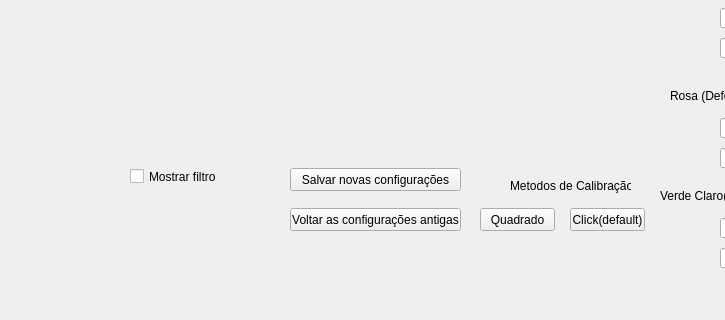
First picture: the form in ColorManagement.ui, repository erufes/erus-vsss-python, before the edit; both pictures show x 0 to 725 and y 342 to 662 of the 1035 by 662 pixel window.
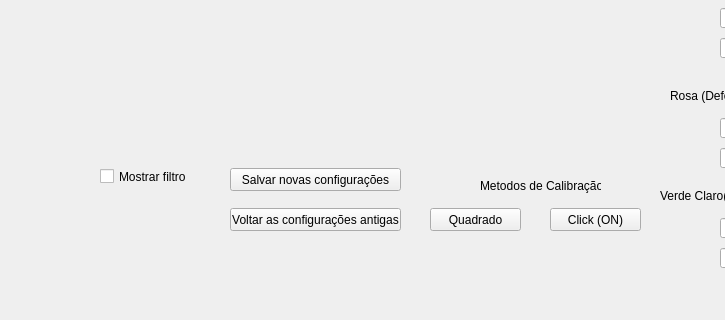
Second picture: the form after the edit.

Diff of the .ui file:
```diff
--- a/ColorManagement.ui
+++ b/ColorManagement.ui
@@ -623,7 +623,7 @@
   <widget class="QCheckBox" name="mostrarFiltroCheckBox">
    <property name="geometry">
     <rect>
-     <x>130</x>
+     <x>100</x>
      <y>510</y>
      <width>111</width>
      <height>17</height>
@@ -636,7 +636,7 @@
   <widget class="QPushButton" name="salvar">
    <property name="geometry">
     <rect>
-     <x>290</x>
+     <x>230</x>
      <y>510</y>
      <width>171</width>
      <height>23</height>
@@ -649,7 +649,7 @@
   <widget class="QPushButton" name="reset">
    <property name="geometry">
     <rect>
-     <x>290</x>
+     <x>230</x>
      <y>550</y>
      <width>171</width>
      <height>23</height>
@@ -662,9 +662,9 @@
   <widget class="QPushButton" name="Quadrado">
    <property name="geometry">
     <rect>
-     <x>480</x>
+     <x>430</x>
      <y>550</y>
-     <width>75</width>
+     <width>91</width>
      <height>23</height>
     </rect>
    </property>
@@ -675,20 +675,20 @@
   <widget class="QPushButton" name="Click">
    <property name="geometry">
     <rect>
-     <x>570</x>
+     <x>550</x>
      <y>550</y>
-     <width>75</width>
+     <width>91</width>
      <height>23</height>
     </rect>
    </property>
    <property name="text">
-    <string>Click(default)</string>
+    <string>Click (ON)</string>
    </property>
   </widget>
   <widget class="QLabel" name="label_2">
    <property name="geometry">
     <rect>
-     <x>510</x>
+     <x>480</x>
      <y>520</y>
      <width>121</width>
      <height>16</height>
```
